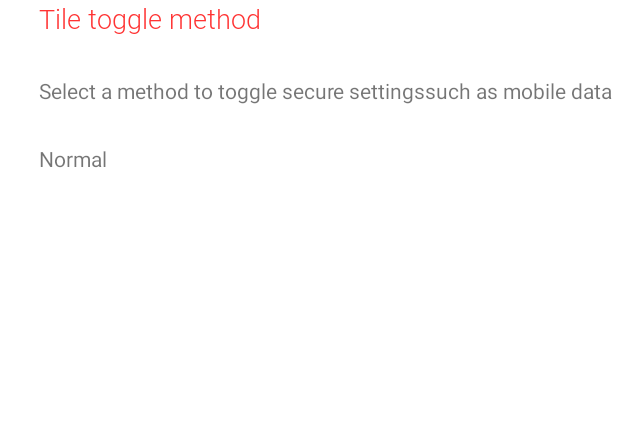
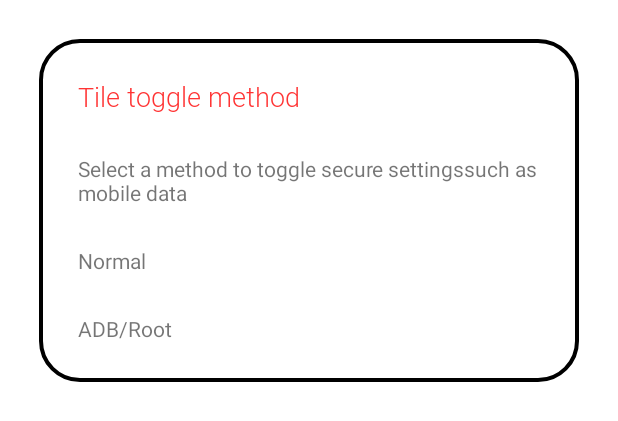
Before and after one commit to ngluanit/quicksetting, an Android app: the layout dialog_tile_toggle.xml on its own in the app's theme, with its tools: preview values and no code run, on a phone screen of 412 x 824 dp. Shown: the top 421 px of the screen. Run offline under Robolectric (Android 15) with nearby library versions, the phone set to English and light mode, and no system bars.

Commit message:
add code

```diff
--- /dev/null
+++ b/app/src/main/res/drawable/bg_dialog_base.xml
@@ -0,0 +1,8 @@
+<?xml version="1.0" encoding="utf-8"?>
+<shape xmlns:android="http://schemas.android.com/apk/res/android">
+<corners
+    android:radius="@dimen/_20sdp"/>
+    <solid android:color="@color/white"/>
+    <stroke android:color="@color/black"
+        android:width="@dimen/_2sdp"/>
+</shape>
--- a/app/src/main/res/layout/activity_tile_options.xml
+++ b/app/src/main/res/layout/activity_tile_options.xml
@@ -57,6 +57,7 @@
             android:textSize="@dimen/_14sdp"
             android:layout_centerVertical="true"
             android:layout_height="wrap_content"
+            android:text="@string/screen_timeout"
             android:layout_toRightOf="@id/imgScreen"
             android:layout_marginLeft="@dimen/_20sdp" />
     </RelativeLayout>
--- a/app/src/main/res/layout/dialog_tile_toggle.xml
+++ b/app/src/main/res/layout/dialog_tile_toggle.xml
@@ -1,9 +1,13 @@
 <?xml version="1.0" encoding="utf-8"?>
 <RelativeLayout xmlns:android="http://schemas.android.com/apk/res/android"
     android:layout_width="wrap_content"
-    android:layout_marginStart="@dimen/_20sdp"
+    android:paddingStart="@dimen/_20sdp"
+    android:background="@drawable/bg_dialog_base"
     android:layout_height="wrap_content"
-    android:layout_marginLeft="@dimen/_20sdp">
+    android:layout_margin="@dimen/_20sdp"
+    android:layout_centerInParent="true"
+    android:paddingVertical="@dimen/_20sdp"
+    android:paddingLeft="@dimen/_20sdp">
     <TextView
         android:id="@+id/tvTitle"
         android:layout_width="wrap_content"
@@ -20,13 +24,27 @@
         android:layout_below="@+id/tvTitle"
         android:text="@string/select_a_method_to_toggle_secure_settings_nsuch_as_mobile_data"/>
     <RelativeLayout
+        android:id="@+id/rlNormal"
         android:layout_below="@+id/tvDes"
         android:layout_marginTop="@dimen/_20sdp"
         android:layout_width="match_parent"
         android:layout_height="wrap_content">
         <TextView
+            android:id="@+id/tvNormal"
             android:layout_width="wrap_content"
             android:layout_height="wrap_content"
-            android:text="Normal"/>
+            android:text="@string/normal"/>
+    </RelativeLayout>
+    <RelativeLayout
+        android:id="@+id/rladb"
+        android:layout_below="@+id/rlNormal"
+        android:layout_marginTop="@dimen/_20sdp"
+        android:layout_width="match_parent"
+        android:layout_height="wrap_content">
+        <TextView
+            android:id="@+id/tvadb"
+            android:layout_width="wrap_content"
+            android:layout_height="wrap_content"
+            android:text="@string/adb_root"/>
     </RelativeLayout>
 </RelativeLayout>
--- a/app/src/main/res/layout/grid_item.xml
+++ b/app/src/main/res/layout/grid_item.xml
@@ -23,6 +23,7 @@
             app:cardCornerRadius="20dp">
 
             <LinearLayout
+                android:id="@+id/lnTiles"
                 android:layout_width="match_parent"
                 android:layout_height="match_parent"
                 android:orientation="horizontal">
--- a/app/src/main/res/values/strings.xml
+++ b/app/src/main/res/values/strings.xml
@@ -48,4 +48,7 @@
     <string name="backup_restore">Backup / Restore</string>
     <string name="tips">Tips</string>
     <string name="extras">Extras</string>
+    <string name="screen_timeout">Screen timeout</string>
+    <string name="normal">Normal</string>
+    <string name="adb_root">ADB/Root</string>
 </resources>
```
Also changed, not shown: app/src/main/AndroidManifest.xml (+7 -7 lines), app/src/main/java/com/example/miui_ify/MainActivity.java (+12 -2 lines), app/src/main/java/com/example/settingapp/dialog/TileToggleDialog.kt (added, +23 -0 lines), app/src/main/java/com/example/settingapp/tiles/TilesActivity.kt (+29 -1 lines).
